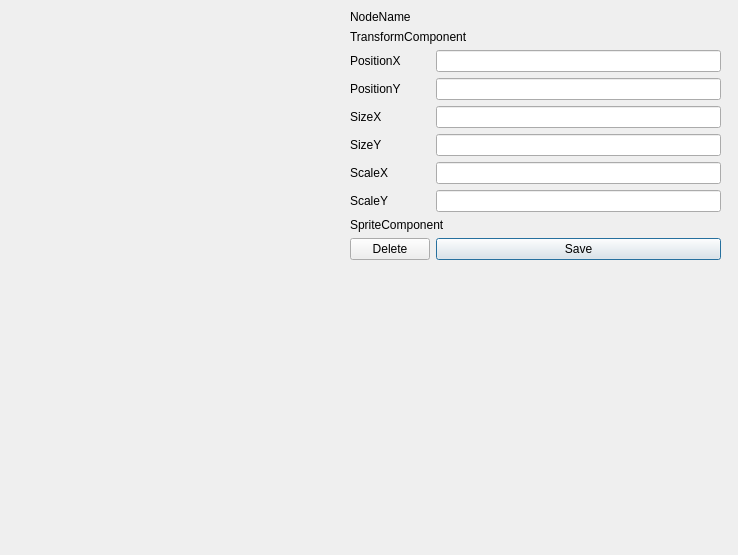
This is PlatformerConstructor/hierarchywindow.ui in SongToSoft/PlatformerConstructor as Qt 5 draws it before an edit. The edited form follows.
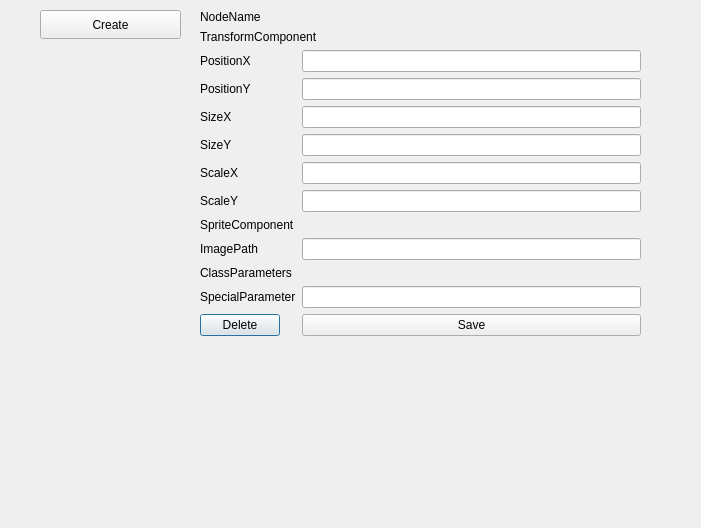
This is the edited form.

Commit message:
Add highlits, create and smt else
Add highlits, create and smt else

What changed in the file:
```diff
--- a/PlatformerConstructor/hierarchywindow.ui
+++ b/PlatformerConstructor/hierarchywindow.ui
@@ -6,48 +6,38 @@
    <rect>
     <x>0</x>
     <y>0</y>
-    <width>738</width>
-    <height>555</height>
+    <width>701</width>
+    <height>528</height>
    </rect>
   </property>
   <property name="windowTitle">
    <string>Hierarchy</string>
   </property>
-  <widget class="QWidget" name="">
+  <widget class="QWidget" name="layoutWidget">
    <property name="geometry">
     <rect>
-     <x>11</x>
-     <y>11</y>
-     <width>301</width>
-     <height>531</height>
+     <x>40</x>
+     <y>50</y>
+     <width>141</width>
+     <height>451</height>
     </rect>
    </property>
-   <layout class="QVBoxLayout" name="HierarchyLayout"/>
+   <layout class="QVBoxLayout" name="HierarchyLayout">
+    <property name="spacing">
+     <number>2</number>
+    </property>
+   </layout>
   </widget>
-  <widget class="QWidget" name="">
+  <widget class="QWidget" name="layoutWidget">
    <property name="geometry">
     <rect>
-     <x>350</x>
+     <x>200</x>
      <y>10</y>
-     <width>371</width>
-     <height>531</height>
+     <width>441</width>
+     <height>491</height>
     </rect>
    </property>
    <layout class="QFormLayout" name="formLayout">
-    <item row="14" column="1">
-     <widget class="QPushButton" name="saveButton">
-      <property name="text">
-       <string>Save</string>
-      </property>
-     </widget>
-    </item>
-    <item row="14" column="0">
-     <widget class="QPushButton" name="deleteButton">
-      <property name="text">
-       <string>Delete</string>
-      </property>
-     </widget>
-    </item>
     <item row="0" column="0" colspan="2">
      <widget class="QLabel" name="NodeNameLabel">
       <property name="text">
@@ -129,8 +119,62 @@
       </property>
      </widget>
     </item>
+    <item row="9" column="0">
+     <widget class="QLabel" name="imagePathLabel">
+      <property name="text">
+       <string>ImagePath</string>
+      </property>
+     </widget>
+    </item>
+    <item row="9" column="1">
+     <widget class="QLineEdit" name="imagePathLineEdit"/>
+    </item>
+    <item row="10" column="0" colspan="2">
+     <widget class="QLabel" name="ClassParameters">
+      <property name="text">
+       <string>ClassParameters</string>
+      </property>
+     </widget>
+    </item>
+    <item row="11" column="0">
+     <widget class="QLabel" name="specialParameterLabel">
+      <property name="text">
+       <string>SpecialParameter</string>
+      </property>
+     </widget>
+    </item>
+    <item row="11" column="1">
+     <widget class="QLineEdit" name="specialParameterLineEdit"/>
+    </item>
+    <item row="15" column="0">
+     <widget class="QPushButton" name="deleteButton">
+      <property name="text">
+       <string>Delete</string>
+      </property>
+     </widget>
+    </item>
+    <item row="15" column="1">
+     <widget class="QPushButton" name="saveButton">
+      <property name="text">
+       <string>Save</string>
+      </property>
+     </widget>
+    </item>
    </layout>
   </widget>
+  <widget class="QPushButton" name="createButton">
+   <property name="geometry">
+    <rect>
+     <x>40</x>
+     <y>10</y>
+     <width>141</width>
+     <height>29</height>
+    </rect>
+   </property>
+   <property name="text">
+    <string>Create</string>
+   </property>
+  </widget>
  </widget>
  <resources/>
  <connections/>
```
The commit also changes 80 other files.
